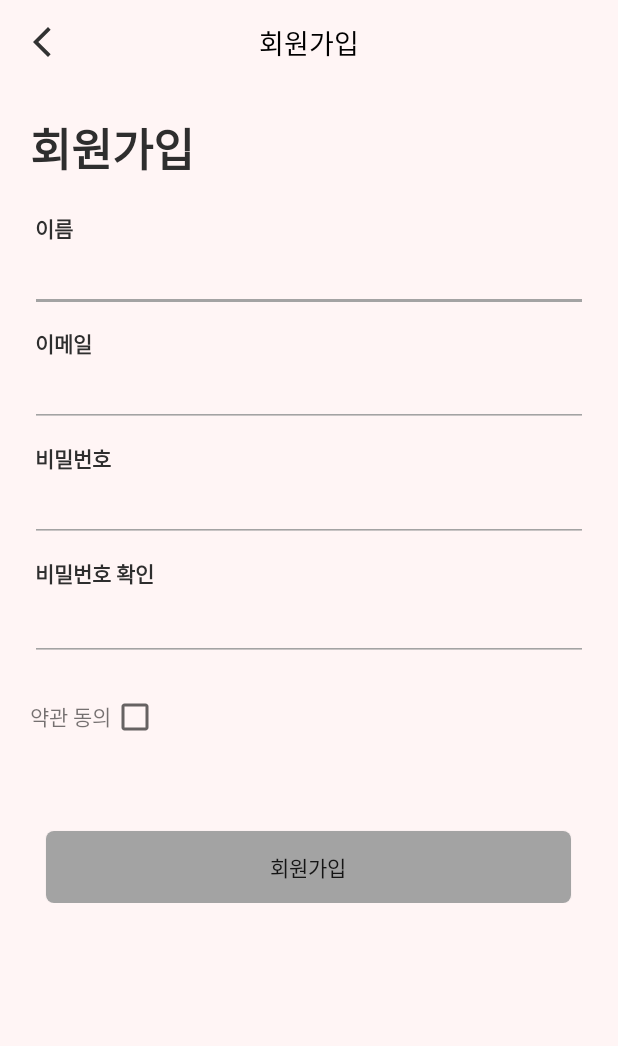
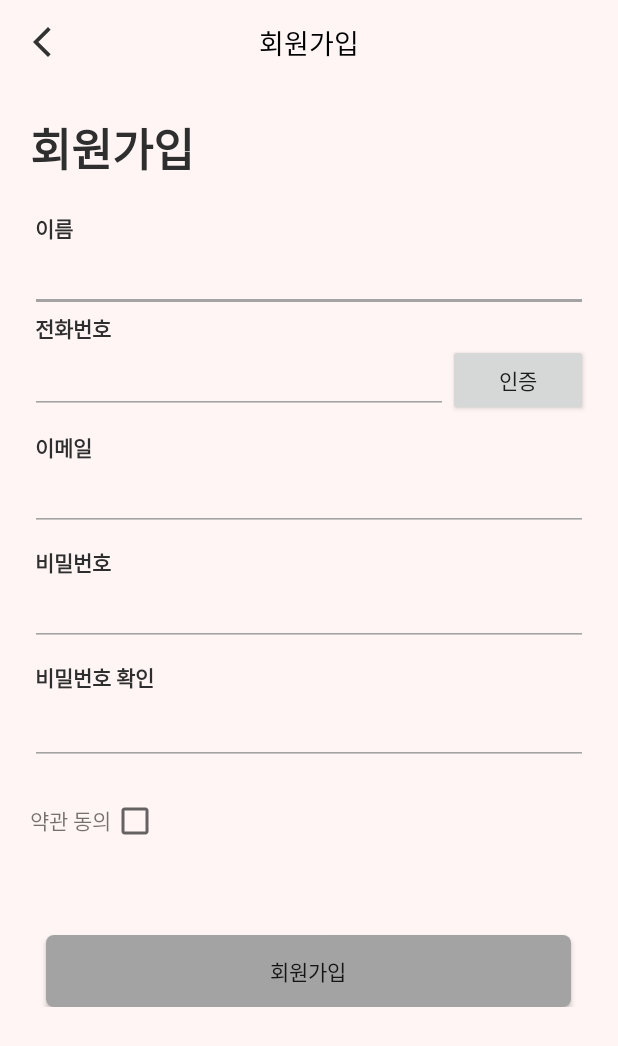
Before and after one commit to alexfu2011/PetApp, an Android app: the SignUpActivity screen opened directly, with no data from a screen before it, on a phone screen of 412 x 824 dp. Shown: the top 1046 px of the screen. Run offline under Robolectric (Android 15) with nearby library versions, the phone set to English and light mode, and no system bars; our stand-ins replace Firebase (no records; nobody signed in at launch, a user with empty details on screens opened directly), data binding.

Commit message:
2021-11-23 회원가입 UI 수정

```diff
--- a/app/src/main/res/layout/activity_sign_up.xml
+++ b/app/src/main/res/layout/activity_sign_up.xml
@@ -46,12 +46,98 @@
                 tools:ignore="HardcodedText" />
 
             <EditText
-                android:id="@+id/signup_name"
+                android:id="@+id/txt_sign_name"
                 android:layout_width="match_parent"
                 android:layout_height="wrap_content"
                 android:layout_gravity="center"
                 android:backgroundTint="@color/colorEnabled"
                 tools:targetApi="lollipop" />
+
+            <LinearLayout
+                android:layout_width="match_parent"
+                android:layout_height="wrap_content"
+                android:orientation="vertical">
+
+                <TextView
+                    android:layout_width="match_parent"
+                    android:layout_height="wrap_content"
+                    android:layout_marginStart="3dp"
+                    android:layout_marginLeft="3dp"
+                    android:text="전화번호"
+                    android:textColor="#2E2E2E"
+                    android:textStyle="bold"
+                    tools:ignore="HardcodedText" />
+
+                <LinearLayout
+                    android:layout_width="match_parent"
+                    android:layout_height="wrap_content"
+                    android:orientation="horizontal">
+
+                    <EditText
+                        android:id="@+id/txt_sign_phone"
+                        android:layout_width="0dp"
+                        android:layout_height="wrap_content"
+                        android:layout_weight="3"
+                        android:layout_gravity="center"
+                        android:backgroundTint="@color/colorEnabled"
+                        tools:targetApi="lollipop"
+                        android:inputType="number"/>
+
+                    <Button
+                        android:id="@+id/btn_phone_auth_start"
+                        android:layout_width="0dp"
+                        android:layout_height="wrap_content"
+                        android:layout_weight="1"
+                        android:text="인증"/>
+
+                </LinearLayout>
+
+
+            </LinearLayout>
+
+            <LinearLayout
+                android:id="@+id/layout_phone_auth"
+                android:layout_width="match_parent"
+                android:layout_height="wrap_content"
+                android:orientation="vertical"
+                android:visibility="gone">
+
+                <TextView
+                    android:layout_width="match_parent"
+                    android:layout_height="wrap_content"
+                    android:layout_marginStart="3dp"
+                    android:layout_marginLeft="3dp"
+                    android:text="인증번호"
+                    android:textColor="#2E2E2E"
+                    android:textStyle="bold"
+                    tools:ignore="HardcodedText" />
+
+                <LinearLayout
+                    android:layout_width="match_parent"
+                    android:layout_height="wrap_content"
+                    android:orientation="horizontal">
+
+                    <EditText
+                        android:id="@+id/txt_phone_auth_number"
+                        android:layout_width="0dp"
+                        android:layout_height="wrap_content"
+                        android:layout_weight="3"
+                        android:layout_gravity="center"
+                        android:backgroundTint="@color/colorEnabled"
+                        tools:targetApi="lollipop"
+                        android:inputType="number"/>
+
+                    <Button
+                        android:id="@+id/btn_phone_auth_end"
+                        android:layout_width="0dp"
+                        android:layout_height="wrap_content"
+                        android:layout_weight="1"
+                        android:text="인증완료"/>
+
+                </LinearLayout>
+
+
+            </LinearLayout>
 
 
             <TextView
@@ -66,12 +152,13 @@
                 tools:ignore="HardcodedText" />
 
             <EditText
-                android:id="@+id/signup_email"
+                android:id="@+id/txt_sign_email"
                 android:layout_width="match_parent"
                 android:layout_height="wrap_content"
                 android:layout_gravity="center"
                 android:backgroundTint="@color/colorEnabled"
-                tools:targetApi="lollipop" />
+                tools:targetApi="lollipop"
+                android:inputType="textEmailAddress"/>
 
 
             <TextView
@@ -86,7 +173,7 @@
                 tools:ignore="HardcodedText" />
 
             <EditText
-                android:id="@+id/signup_pw"
+                android:id="@+id/txt_sign_password"
                 android:layout_width="match_parent"
                 android:layout_height="wrap_content"
                 android:layout_gravity="center"
@@ -106,7 +193,7 @@
                 tools:ignore="HardcodedText" />
 
             <EditText
-                android:id="@+id/signup_pwck"
+                android:id="@+id/txt_sign_password_check"
                 android:layout_width="match_parent"
                 android:layout_height="wrap_content"
                 android:layout_gravity="center"
@@ -117,7 +204,7 @@
                 tools:targetApi="lollipop" />
 
             <TextView
-                android:id="@+id/pw_state"
+                android:id="@+id/txt_sign_pw_state"
                 android:layout_width="wrap_content"
                 android:layout_height="wrap_content"
                 android:layout_marginStart="3dp"
@@ -132,7 +219,7 @@
                 android:orientation="horizontal">
 
                 <TextView
-                    android:id="@+id/text_agree"
+                    android:id="@+id/txt_sign_agree"
                     android:layout_width="wrap_content"
                     android:layout_height="wrap_content"
                     android:text="약관 동의"
@@ -146,7 +233,7 @@
 
 
             <Button
-                android:id="@+id/signup"
+                android:id="@+id/btn_sign_up"
                 android:layout_width="350dp"
                 android:layout_height="wrap_content"
                 android:layout_gravity="center"
```
Also changed, not shown: app/src/main/java/com/project/protectpetapp/view/SignUpActivity.java (+63 -69 lines).
